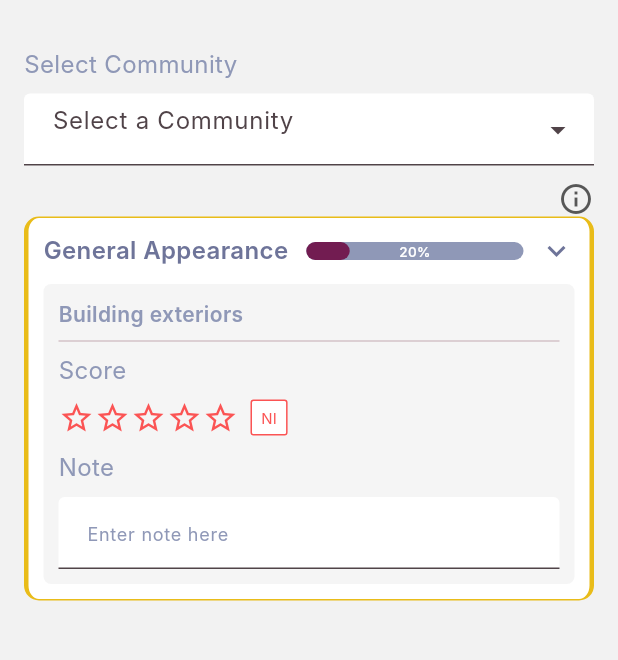
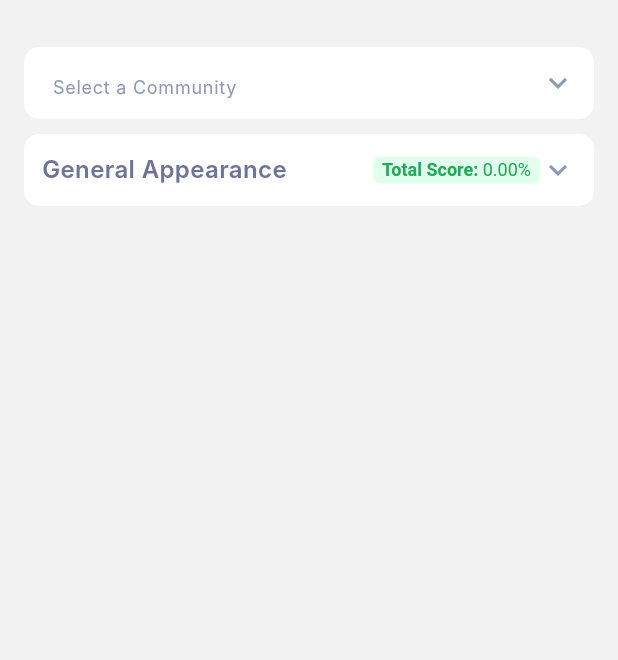
Before and after one commit to Hibba-Syed/SNAGS-Mobile, a Flutter app: the AddInspectionScreen screen opened by its route, on a phone screen of 412 x 824 dp, the part 61-721 px from its top. Run offline on Flutter 3.47's test engine with Material 3 defaults, Android fonts, the phone set to English and light mode, and no system bars; drawn by our look-alikes of dropdown_search, expandable, flutter_rating_bar, percent_indicator; our stand-ins replace cached_network_image, fl_chart, flutter_animate, flutter_bloc, flutter_svg, geolocator and 2 more; missing offline and left inert: super_tooltip; accounts and stored records are empty; Roboto replaces fonts that are missing (Inter).

Commit message:
add inpection design

```diff
--- a/lib/res/styles/styles.dart
+++ b/lib/res/styles/styles.dart
@@ -97,6 +97,11 @@ class AppTextStyles {
     fontSize: 12.0,
     fontWeight: FontWeight.w400,
   );
+  static const TextStyle style12Green600 = TextStyle(
+    color: AppColors.green,
+    fontSize: 12.0,
+    fontWeight: FontWeight.w600,
+  );
   static const TextStyle style12Cyan400 = TextStyle(
     color: AppColors.cyan,
     fontSize: 12.0,
--- a/lib/view/screens/communities/detail/community_detail_inspections_screen.dart
+++ b/lib/view/screens/communities/detail/community_detail_inspections_screen.dart
@@ -49,7 +49,9 @@ class CommunityDetailInspectionsScreen extends StatelessWidget {
       ),
       floatingActionButton: AddButtonWithTitle(
         title: 'Add Inspection',
-        onTap: () {},
+        onTap: () {
+          Navigator.pushNamed(context, AppRoutes.addInspection);
+        },
       ),
     );
   }
--- a/lib/view/screens/inspection/add_inspection_screen.dart
+++ b/lib/view/screens/inspection/add_inspection_screen.dart
@@ -1,20 +1,19 @@
 import 'package:flutter/material.dart';
-import 'package:flutter_rating_bar/flutter_rating_bar.dart';
 import 'package:iskaan_inspections_mobile/res/constants/app_colors.dart';
-import 'package:iskaan_inspections_mobile/res/styles/styles.dart';
 import 'package:iskaan_inspections_mobile/view/helper/ui_helper.dart';
-import 'package:iskaan_inspections_mobile/view/screens/inspection/components/how_ratings_work_item.dart';
-import 'package:iskaan_inspections_mobile/view/screens/inspection/components/ni_button.dart';
-import 'package:iskaan_inspections_mobile/view/screens/inspection/components/rating_info_widget.dart';
+import 'package:iskaan_inspections_mobile/view/screens/inspection/components/inspection_category_widget.dart';
+import 'package:iskaan_inspections_mobile/view/screens/inspection/components/model/inspection_category_item_model.dart';
 import 'package:iskaan_inspections_mobile/view/widgets/app_bar/appbar_widget.dart';
 import 'package:iskaan_inspections_mobile/view/widgets/dropdown/dropdown_widget.dart';
-import 'package:iskaan_inspections_mobile/view/widgets/textfield/text_field_widget.dart';
-import 'package:percent_indicator/percent_indicator.dart';
-import 'package:super_tooltip/super_tooltip.dart';
 
-class AddInspectionScreen extends StatelessWidget {
+class AddInspectionScreen extends StatefulWidget {
   const AddInspectionScreen({super.key});
 
+  @override
+  State<AddInspectionScreen> createState() => _AddInspectionScreenState();
+}
+
+class _AddInspectionScreenState extends State<AddInspectionScreen> {
   @override
   Widget build(BuildContext context) {
     return Scaffold(
@@ -27,124 +26,38 @@ class AddInspectionScreen extends StatelessWidget {
         child: Column(
           children: [
             DropdownWidget<String>(
-              label: 'Select Community',
               hint: 'Select a Community',
               selectedItem: null,
               items: const ['A', 'B', 'C'],
               onChanged: (value) {},
+              border: OutlineInputBorder(
+                borderRadius: BorderRadius.circular(10.0),
+                borderSide: BorderSide.none,
+              ),
+              icon: const Icon(
+                Icons.keyboard_arrow_down,
+                color: AppColors.lightGrey,
+              ),
             ),
             UIHelper.verticalSpace(10.0),
-            const RatingInfoWidget(),
-            Container(
-              padding: const EdgeInsets.all(10.0),
-              decoration: BoxDecoration(
-                color: AppColors.white,
-                borderRadius: BorderRadius.circular(10.0),
-                border: const Border.symmetric(
-                  vertical: BorderSide(color: AppColors.yellow, width: 3),
-                  horizontal: BorderSide(
-                    color: AppColors.yellow,
-                  ),
+            InspectionCategoryWidget(
+              categoryTitle: 'General Appearance',
+              inspectionCategoryItems: [
+                InspectionCategoryItemModel(
+                  title: 'Building Exteriors',
                 ),
-              ),
-              child: Column(
-                children: [
-                  Row(
-                    mainAxisAlignment: MainAxisAlignment.spaceBetween,
-                    children: [
-                      const Flexible(
-                        child: Text(
-                          'General Appearance',
-                          style: AppTextStyles.style16Grey600,
-                        ),
-                      ),
-                      Row(
-                        children: [
-                          LinearPercentIndicator(
-                            width: MediaQuery.of(context).size.width / 2.5,
-                            lineHeight: 12.0,
-                            percent: 0.2,
-                            center: const Text(
-                              '20%',
-                              style: AppTextStyles.style9White500,
-                            ),
-                            barRadius: const Radius.circular(10),
-                            backgroundColor: AppColors.lightGrey,
-                            progressColor: AppColors.primary,
-                          ),
-                          const Icon(
-                            Icons.keyboard_arrow_down,
-                            color: AppColors.grey,
-                          ),
-                        ],
-                      ),
-                    ],
-                  ),
-                  UIHelper.verticalSpace(10.0),
-                  Container(
-                    width: MediaQuery.of(context).size.width,
-                    padding: const EdgeInsets.all(10.0),
-                    decoration: BoxDecoration(
-                        color: Colors.grey.shade100,
-                        borderRadius: BorderRadius.circular(5.0)),
-                    child: Column(
-                      crossAxisAlignment: CrossAxisAlignment.start,
-                      children: [
-                        const Text(
-                          'Building exteriors',
-                          style: AppTextStyles.style14LightGrey600,
-                        ),
-                        const Divider(),
-                        const Text(
-                          'Score',
-                          style: AppTextStyles.style16LightGrey400,
-                        ),
-                        UIHelper.verticalSpace(8.0),
-                        Row(
-                          children: [
-                            RatingBar(
-                              unratedColor: AppColors.yellow,
-                              allowHalfRating: true,
-                              glow: false,
-                              itemSize: 24,
-                              ratingWidget: RatingWidget(
-                                  full: const Icon(
-                                    Icons.star,
-                                    color: AppColors.yellow,
-                                  ),
-                                  half: const Icon(
-                                    Icons.star_half,
-                                    color: AppColors.yellow,
-                                  ),
-                                  empty: const Icon(
-                                    Icons.star_outline,
-                                    color: AppColors.red,
-                                  )),
-                              onRatingUpdate: (value) {},
-                            ),
-                            NIButton(
-                              onValueChanged: (value){
-                                print(value);
-                              },
-                            ),
-                          ],
-                        ),
-                        UIHelper.verticalSpace(10.0),
-                         TextFieldWidget(
-                          label: 'Note',
-                          hint: 'Enter note here',
-                          validator: (value){
-                            if(value?.isEmpty??true){
-                              return 'required';
-                            }
-                            return null;
-                          },
-                        ),
-                      ],
-                    ),
-                  ),
-                ],
-              ),
+                InspectionCategoryItemModel(
+                  title:
+                      'Condition of paintwork, siding, cladding or brickwork',
+                ),
+                InspectionCategoryItemModel(
+                  title: 'Some other work',
+                ),
+              ],
+              onCategoryItemNoteChanged: (index, value) {},
+              onCategoryItemRatingUpdate: (index, value) {},
+              onCategoryNoteChanged: (value) {},
+              onSavePressed: () {},
             ),
           ],
         ),
--- /dev/null
+++ b/lib/view/screens/inspection/components/inspection_category_widget.dart
@@ -0,0 +1,207 @@
+import 'package:expandable/expandable.dart';
+import 'package:flutter/material.dart';
+import 'package:iskaan_inspections_mobile/res/constants/app_colors.dart';
+import 'package:iskaan_inspections_mobile/res/styles/styles.dart';
+import 'package:iskaan_inspections_mobile/view/helper/ui_helper.dart';
+import 'package:iskaan_inspections_mobile/view/screens/inspection/components/inspection_category_item_widget.dart';
+import 'package:iskaan_inspections_mobile/view/screens/inspection/components/model/inspection_category_item_model.dart';
+import 'package:iskaan_inspections_mobile/view/widgets/button/custom_button.dart';
+import 'package:iskaan_inspections_mobile/view/widgets/dropdown/dropdown_widget.dart';
+import 'package:iskaan_inspections_mobile/view/widgets/textfield/text_field_widget.dart';
+
+class InspectionCategoryWidget extends StatefulWidget {
+  final String categoryTitle;
+  final List<InspectionCategoryItemModel> inspectionCategoryItems;
+  final VoidCallback onSavePressed;
+  final void Function(int index, double? value)? onCategoryItemRatingUpdate;
+  final void Function(int index, String value)? onCategoryItemNoteChanged;
+  final void Function(String)? onCategoryNoteChanged;
+
+  const InspectionCategoryWidget({
+    super.key,
+    required this.categoryTitle,
+    required this.inspectionCategoryItems,
+    this.onCategoryItemRatingUpdate,
+    this.onCategoryItemNoteChanged,
+    this.onCategoryNoteChanged,
+    required this.onSavePressed,
+  });
+
+  @override
+  State<InspectionCategoryWidget> createState() =>
+      _InspectionCategoryWidgetState();
+}
+
+class _InspectionCategoryWidgetState extends State<InspectionCategoryWidget> {
+  bool _isExpanded = false;
+  double _totalScore = 0.0;
+  final GlobalKey<FormState> _formKey = GlobalKey<FormState>();
+  final ExpandableController _expandableController = ExpandableController();
+
+  @override
+  void initState() {
+    super.initState();
+    _expandableController.addListener(() {
+      setState(() {
+        _isExpanded = _expandableController.expanded;
+      });
+    });
+  }
+
+  @override
+  Widget build(BuildContext context) {
+    return Column(
+      children: [
+        ExpandablePanel(
+          controller: _expandableController,
+          theme: const ExpandableThemeData(
+            hasIcon: false,
+          ),
+          header: Container(
+            padding: const EdgeInsets.all(12.0),
+            decoration: BoxDecoration(
+              color: AppColors.white,
+              borderRadius: BorderRadius.circular(10.0),
+            ),
+            child: Row(
+              mainAxisAlignment: MainAxisAlignment.spaceBetween,
+              children: [
+                Flexible(
+                  child: Text(
+                    widget.categoryTitle,
+                    style: AppTextStyles.style16Grey600,
+                  ),
+                ),
+                Row(
+                  children: [
+                    Container(
+                      padding: const EdgeInsets.symmetric(
+                          horizontal: 6.0, vertical: 2.0),
+                      decoration: BoxDecoration(
+                        color: AppColors.lightGreen,
+                        borderRadius: BorderRadius.circular(5.0),
+                      ),
+                      child: RichText(
+                        text: TextSpan(
+                          text: 'Total Score: ',
+                          style: AppTextStyles.style12Green600,
+                          children: [
+                            TextSpan(
+                              text:
+                                  '${_totalScore == 100 ? 100 : _totalScore.toStringAsFixed(2)}%',
+                              style: AppTextStyles.style12Green400,
+                            ),
+                          ],
+                        ),
+                      ),
+                    ),
+                    Icon(
+                      _isExpanded
+                          ? Icons.keyboard_arrow_up
+                          : Icons.keyboard_arrow_down,
+                      color: AppColors.lightGrey,
+                    ),
+                  ],
+                ),
+              ],
+            ),
+          ),
+          collapsed: const SizedBox.shrink(),
+          expanded: Padding(
+            padding: const EdgeInsets.symmetric(horizontal: 10.0),
+            child: Column(
+              children: [
+                UIHelper.verticalSpace(10.0),
+                DropdownWidget<String>(
+                  hint: 'Select inspector',
+                  selectedItem: null,
+                  items: const ['A', 'B', 'C'],
+                  onChanged: (value) {},
+                  border: OutlineInputBorder(
+                    borderRadius: BorderRadius.circular(10.0),
+                    borderSide: BorderSide.none,
+                  ),
+                  icon: const Icon(
+                    Icons.keyboard_arrow_down,
+                    color: AppColors.lightGrey,
+                  ),
+                ),
+                UIHelper.verticalSpace(10.0),
+                Form(
+                  key: _formKey,
+                  child: ListView.separated(
+                    itemCount: widget.inspectionCategoryItems.length,
+                    shrinkWrap: true,
+                    physics: const NeverScrollableScrollPhysics(),
+                    itemBuilder: (context, index) {
+                      InspectionCategoryItemModel item =
+                          widget.inspectionCategoryItems[index];
+                      return InspectionCategoryItemWidget(
+                        title: item.title ?? '--',
+                        onRatingUpdate: (value) {
+                          if (widget.onCategoryItemRatingUpdate != null) {
+                            widget.onCategoryItemRatingUpdate!(index, value);
+                          }
+                        },
+                        onScoreUpdate: () {
+                          _totalScore = _totalScore +
+                              (100 / widget.inspectionCategoryItems.length);
+                          setState(() {});
+                        },
+                      );
+                    },
+                    separatorBuilder: (context, index) {
+                      return UIHelper.verticalSpace(10.0);
+                    },
+                  ),
+                ),
+                UIHelper.verticalSpace(20.0),
+                TextFieldWidget(
+                  hint: 'Write your category note here...',
+                  maxLines: 3,
+                  onChanged: widget.onCategoryNoteChanged,
+                  contentPadding: const EdgeInsets.symmetric(
+                      horizontal: 15.0, vertical: 6.0),
+                  focusedBorder: OutlineInputBorder(
+                    borderRadius: BorderRadius.circular(5.0),
+                    borderSide: const BorderSide(
+                      color: AppColors.primary,
+                    ),
+                  ),
+                  enabledBorder: OutlineInputBorder(
+                    borderRadius: BorderRadius.circular(5.0),
+                    borderSide: const BorderSide(
+                      color: AppColors.lightGrey,
+                    ),
+                  ),
+                  errorBorder: OutlineInputBorder(
+                    borderRadius: BorderRadius.circular(5.0),
+                    borderSide: const BorderSide(
+                      color: AppColors.red,
+                    ),
+                  ),
+                  focusedErrorBorder: OutlineInputBorder(
+                    borderRadius: BorderRadius.circular(5.0),
+                    borderSide: const BorderSide(
+                      color: AppColors.red,
+                    ),
+                  ),
+                ),
+                UIHelper.verticalSpace(10.0),
+                CustomButton(
+                  buttonColor: AppColors.cGreen,
+                  text: 'Save',
+                  onPressed: () {
+                    if (_formKey.currentState!.validate()) {
+                      widget.onSavePressed();
+                    }
+                  },
+                ),
+              ],
+            ),
+          ),
+        ),
+      ],
+    );
+  }
+}
--- /dev/null
+++ b/lib/view/screens/inspection/components/model/inspection_category_item_model.dart
@@ -0,0 +1,6 @@
+class InspectionCategoryItemModel {
+  final String? title;
+  InspectionCategoryItemModel({
+    this.title,
+  });
+}
--- a/lib/view/screens/inspection/components/ni_button.dart
+++ b/lib/view/screens/inspection/components/ni_button.dart
@@ -25,11 +25,11 @@ class _NIButtonState extends State<NIButton> {
       },
       child: Container(
         margin: const EdgeInsets.only(left: 8.0),
-        padding: const EdgeInsets.symmetric(horizontal: 6.0, vertical: 4.0),
+        padding: const EdgeInsets.symmetric(horizontal: 16.0, vertical: 4.0),
         decoration: BoxDecoration(
-            color: _isClicked ? AppColors.red : AppColors.white,
-            borderRadius: BorderRadius.circular(2.0),
-            border: Border.all(color: AppColors.red)),
+          color: _isClicked ? AppColors.red : AppColors.lightRed,
+          borderRadius: BorderRadius.circular(5.0),
+        ),
         child: Text(
           'NI',
           style: TextStyle(
--- a/lib/view/screens/inspection/inspection_screen.dart
+++ b/lib/view/screens/inspection/inspection_screen.dart
@@ -47,7 +47,9 @@ class InspectionScreen extends StatelessWidget {
       ),
       floatingActionButton: AddButtonWithTitle(
         title: 'Add Inspection',
-        onTap: () {},
+        onTap: () {
+          Navigator.pushNamed(context, AppRoutes.addInspection);
+        },
       ),
     );
   }
--- a/lib/view/widgets/dropdown/dropdown_widget.dart
+++ b/lib/view/widgets/dropdown/dropdown_widget.dart
@@ -5,7 +5,7 @@ import 'package:iskaan_inspections_mobile/res/styles/styles.dart';
 import 'package:iskaan_inspections_mobile/view/helper/ui_helper.dart';
 
 class DropdownWidget<T> extends StatelessWidget {
-  final String label;
+  final String? label;
   final String? hint;
   final T? selectedItem;
   final List<T> items;
@@ -14,9 +14,12 @@ class DropdownWidget<T> extends StatelessWidget {
   final void Function(T?)? onChanged;
   final bool enabled;
   final String? Function(T?)? validator;
+  final Icon? icon;
+  final InputBorder? border;
+
   const DropdownWidget({
     super.key,
-    required this.label,
+     this.label,
     this.hint,
     required this.selectedItem,
     required this.items,
@@ -25,6 +28,8 @@ class DropdownWidget<T> extends StatelessWidget {
     required this.onChanged,
     this.enabled = true,
     this.validator,
+    this.icon,
+    this.border,
   });
 
   @override
@@ -32,10 +37,15 @@ class DropdownWidget<T> extends StatelessWidget {
     return Column(
       crossAxisAlignment: CrossAxisAlignment.start,
       children: [
-        Text(label,style: AppTextStyles.style16LightGrey400,),
+        if(label?.isNotEmpty??false)
+        Text(label!,style: AppTextStyles.style16LightGrey400,),
+        if(label?.isNotEmpty??false)
         UIHelper.verticalSpace(8.0),
         DropdownSearch<T>(
           enabled: enabled,
+          dropdownButtonProps: icon!=null? DropdownButtonProps(
+            icon: icon!,
+          ):const DropdownButtonProps(),
           dropdownDecoratorProps:  DropDownDecoratorProps(
             textAlign: TextAlign.left,
             textAlignVertical: TextAlignVertical.center,
@@ -43,11 +53,12 @@ class DropdownWidget<T> extends StatelessWidget {
               contentPadding:
               const EdgeInsets.symmetric(horizontal: 15.0, vertical: 4.0),
               hintText: hint,
+              hintStyle: AppTextStyles.style12LightGrey400,
               floatingLabelBehavior: FloatingLabelBehavior.never,
               alignLabelWithHint: false,
               fillColor: AppColors.white,
               filled: true,
-              // border: InputBorder.none,
+              border: border,
             ),
           ),
           selectedItem: selectedItem,
--- a/pubspec.yaml
+++ b/pubspec.yaml
@@ -47,6 +47,7 @@ dependencies:
   flutter_rating_bar: ^4.0.1
   percent_indicator: ^4.2.3
   geolocator: ^10.1.1
+  expandable: ^5.0.1
 
 dev_dependencies:
   flutter_test:
```
Also changed, not shown: lib/view/screens/dashboard/dashboard_screen.dart (+5 -5 lines), lib/view/screens/inspection/components/inspection_category_item_widget.dart (added, +169 -0 lines), lib/view/screens/inspection/components/zero_rating_widget.dart (added, +29 -0 lines), lib/view/widgets/textfield/text_field_widget.dart (+24 -4 lines), pubspec.lock.
